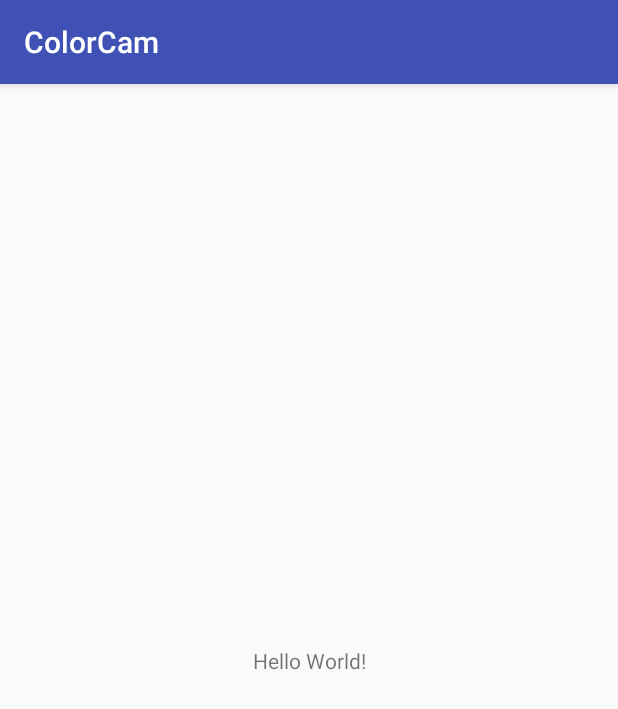
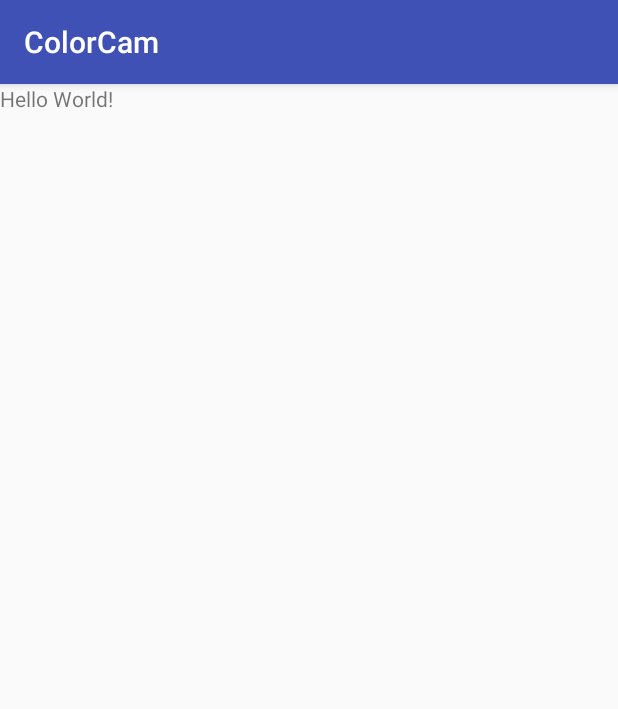
Before and after one commit to fractalwrench/ColorCam, an Android app: the screen it shows after launch (MainActivity), on a phone screen of 412 x 824 dp. Shown: the top 709 px of the screen. Run offline under Robolectric (Android 15) with nearby library versions, the phone set to English and light mode, and no system bars.

Commit message:
remove constraintlayout

```diff
--- a/app/build.gradle
+++ b/app/build.gradle
@@ -36,8 +36,6 @@ android {
 }
 
 dependencies {
-    compile 'com.android.support.constraint:constraint-layout:1.0.2' // TODO working in CI?
-
     // Support dependencies
     compile "com.android.support:appcompat-v7:$supportLibraryVersion"
     compile "com.android.support:cardview-v7:$supportLibraryVersion"
--- a/app/src/main/res/layout/activity_main.xml
+++ b/app/src/main/res/layout/activity_main.xml
@@ -1,5 +1,5 @@
 <?xml version="1.0" encoding="utf-8"?>
-<android.support.constraint.ConstraintLayout
+<LinearLayout
     xmlns:android="http://schemas.android.com/apk/res/android"
     xmlns:app="http://schemas.android.com/apk/res-auto"
     xmlns:tools="http://schemas.android.com/tools"
@@ -12,10 +12,6 @@
         android:layout_width="wrap_content"
         android:layout_height="wrap_content"
         android:text="Hello World!"
-        app:layout_constraintBottom_toBottomOf="parent"
-        app:layout_constraintLeft_toLeftOf="parent"
-        app:layout_constraintRight_toRightOf="parent"
-        app:layout_constraintTop_toTopOf="parent"
         />
 
-</android.support.constraint.ConstraintLayout>
+</LinearLayout>
```
Also changed, not shown: 1 other file.
